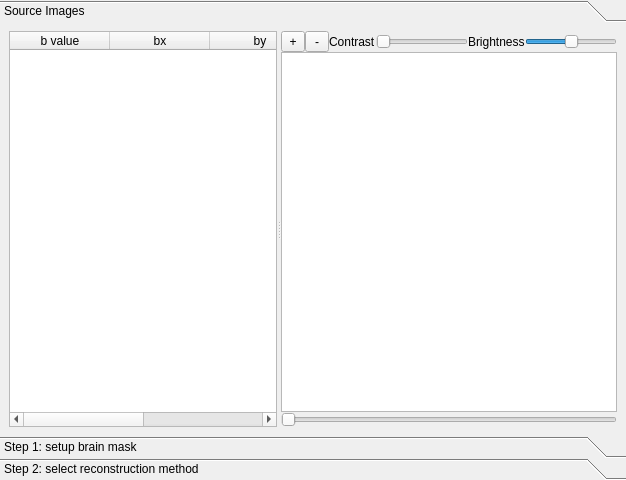
Qt form reconstruction/reconstruction_window.ui (frankyeh/DSI-Studio) before a commit.
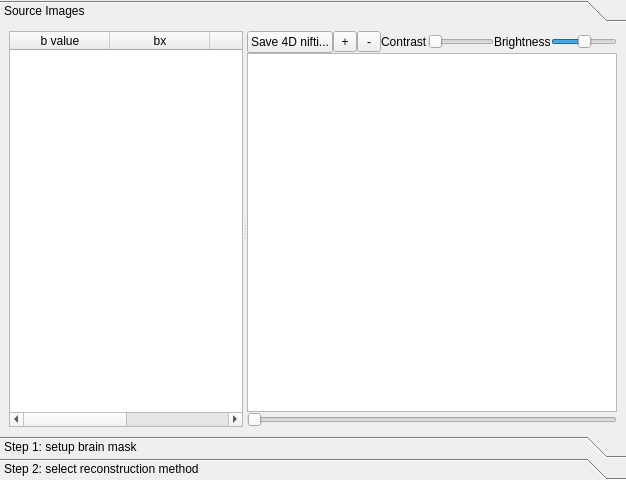
The same form after that commit. The open tabs and pages were chosen to show the change.

Commit message: convert src to 4d nifti

The edit to the form file:
```diff
--- a/reconstruction/reconstruction_window.ui
+++ b/reconstruction/reconstruction_window.ui
@@ -105,6 +105,19 @@
               <property name="spacing">
                <number>0</number>
               </property>
+              <item>
+               <widget class="QPushButton" name="save4dnifti">
+                <property name="maximumSize">
+                 <size>
+                  <width>16777215</width>
+                  <height>22</height>
+                 </size>
+                </property>
+                <property name="text">
+                 <string>Save 4D nifti...</string>
+                </property>
+               </widget>
+              </item>
               <item>
                <widget class="QToolButton" name="zoom_in">
                 <property name="minimumSize">
```
Left out of the diff: 6 changed lines with no effect on the pictures. The commit also changes 2 other files.
